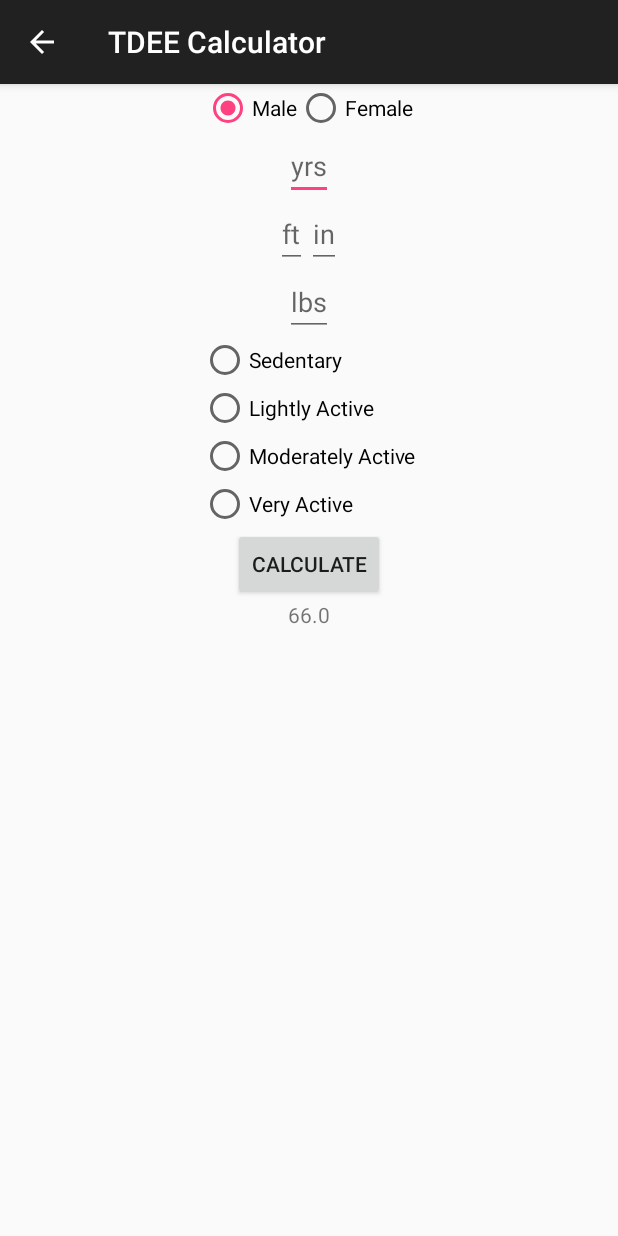
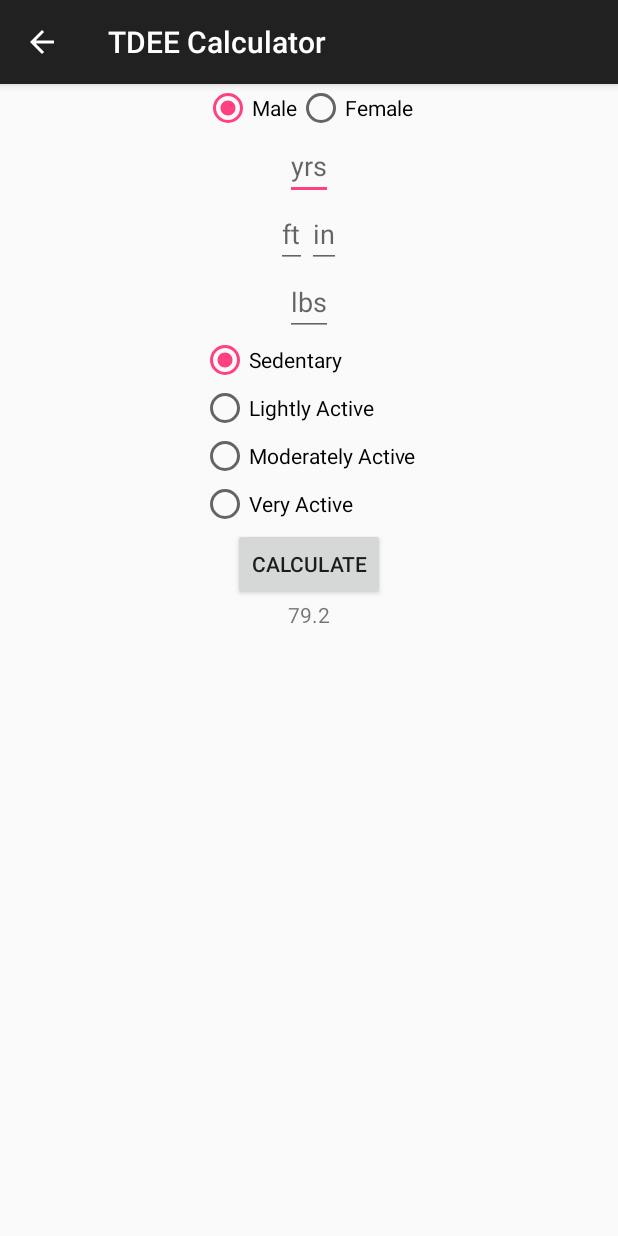
Before and after one commit to Larry-Osakwe/BetterSelf, an Android app: the EatActivity screen opened directly, with no data from a screen before it, after a tap on "CALCULATE", on a phone screen of 412 x 824 dp. Run offline under Robolectric (Android 15) with nearby library versions, the phone set to English and light mode, and no system bars.

```diff
--- a/app/src/main/java/com/larry/osakwe/betterself/EatActivity.java
+++ b/app/src/main/java/com/larry/osakwe/betterself/EatActivity.java
@@ -27,7 +27,8 @@ public class EatActivity extends AppCompatActivity {
         calcButton.setOnClickListener(new View.OnClickListener() {
             @Override
             public void onClick(View v) {
-                displayTDEE(""+ bmrCalc());
+
+                displayTDEE(""+ tdeeCalc());
             }
         });
 
@@ -55,6 +56,33 @@ public class EatActivity extends AppCompatActivity {
         return -1;
     }
 
+    private double tdeeCalc() {
+        RadioGroup radioGroupCity = (RadioGroup) findViewById(R.id.activity_group);
+        RadioButton trueCheckRadioButton = (RadioButton) radioGroupCity.findViewById(radioGroupCity.getCheckedRadioButtonId());
+        boolean checked = (trueCheckRadioButton.isChecked());
+
+        switch (trueCheckRadioButton.getId()) {
+            case R.id.sedantary:
+                if (checked) {
+                    return 1.2 * bmrCalc();
+                }
+            case R.id.lightly_active:
+                if (checked) {
+                    return 1.375 * bmrCalc();
+                }
+            case R.id.moderately_active:
+                if (checked) {
+                    return 1.55 * bmrCalc();
+
+                }
+            case R.id.very_active:
+                if (checked) {
+                    return 1.725 * bmrCalc();
+                }
+        }
+        return -1;
+    }
+
 
 
 
@@ -75,15 +103,24 @@ public class EatActivity extends AppCompatActivity {
 
     private int age() {
         EditText ageField = (EditText) findViewById(R.id.age);
+        if (ageField.getText().toString().equals(null) || ageField.getText().toString().equals("")) {
+            return 0;
+        }
         int finalValue = Integer.parseInt(ageField.getText().toString());
         return finalValue;
     }
 
     private double height() {
         EditText feetField = (EditText) findViewById(R.id.feet);
+        if (feetField.getText().toString().equals(null) || feetField.getText().toString().equals("")) {
+            return 0;
+        }
         int feetValue = Integer.parseInt(feetField.getText().toString());
 
         EditText inchField = (EditText) findViewById(R.id.inches);
+        if (inchField.getText().toString().equals(null) || inchField.getText().toString().equals("")) {
+            return 0;
+        }
         int inchValue = Integer.parseInt(inchField.getText().toString());
 
         return 12*feetValue + inchValue;
@@ -91,6 +128,9 @@ public class EatActivity extends AppCompatActivity {
 
     private double weight() {
         EditText weightField = (EditText) findViewById(R.id.weight);
+        if (weightField.getText().toString().equals(null) || weightField.getText().toString().equals("")) {
+            return 0;
+        }
         int weightValue = Integer.parseInt(weightField.getText().toString());
         return weightValue*1.0;
     }
@@ -98,4 +138,6 @@ public class EatActivity extends AppCompatActivity {
 
 
 
+
+
 }
--- a/app/src/main/res/layout/activity_eat.xml
+++ b/app/src/main/res/layout/activity_eat.xml
@@ -78,21 +78,26 @@
         android:layout_gravity="center_horizontal">
 
         <RadioButton
+            android:id="@+id/sedantary"
             android:layout_width="wrap_content"
             android:layout_height="wrap_content"
-            android:text="Sedentary" />
+            android:text="Sedentary"
+            android:checked="true"/>
 
         <RadioButton
+            android:id="@+id/lightly_active"
             android:layout_width="wrap_content"
             android:layout_height="wrap_content"
             android:text="Lightly Active" />
 
         <RadioButton
+            android:id="@+id/moderately_active"
             android:layout_width="wrap_content"
             android:layout_height="wrap_content"
             android:text="Moderately Active" />
 
         <RadioButton
+            android:id="@+id/very_active"
             android:layout_width="wrap_content"
             android:layout_height="wrap_content"
             android:text="Very Active" />
```
